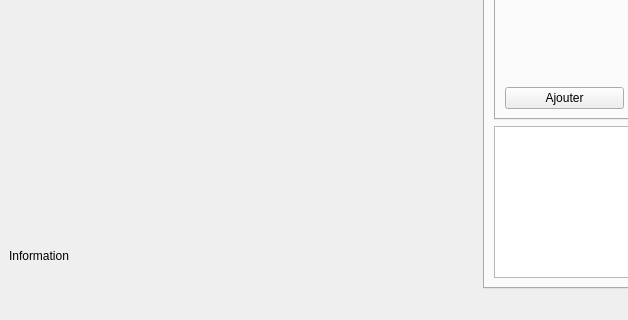
The window that sources/interface.ui (b4n92uid/theball-editor) describes before a commit, drawn with Qt 5; both pictures show x 0 to 628 and y 410 to 730 of the 779 by 730 pixel window.
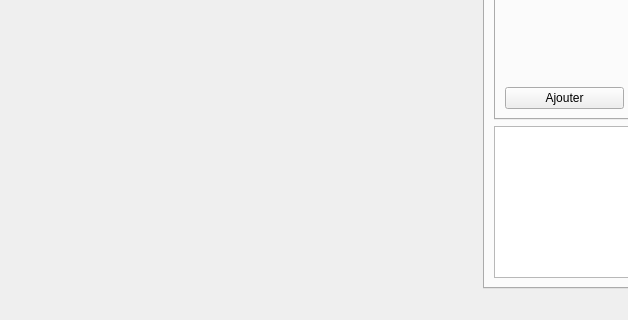
The same window after the commit. Custom widgets are drawn as their Qt base class.

Diff of the .ui file:
```diff
--- a/sources/interface.ui
+++ b/sources/interface.ui
@@ -26,7 +26,7 @@
       <item>
        <widget class="QLabel" name="label_14">
         <property name="text">
-         <string>Information</string>
+         <string/>
         </property>
        </widget>
       </item>
```
Left out of the diff: 4 changed lines with no effect on the pictures.
